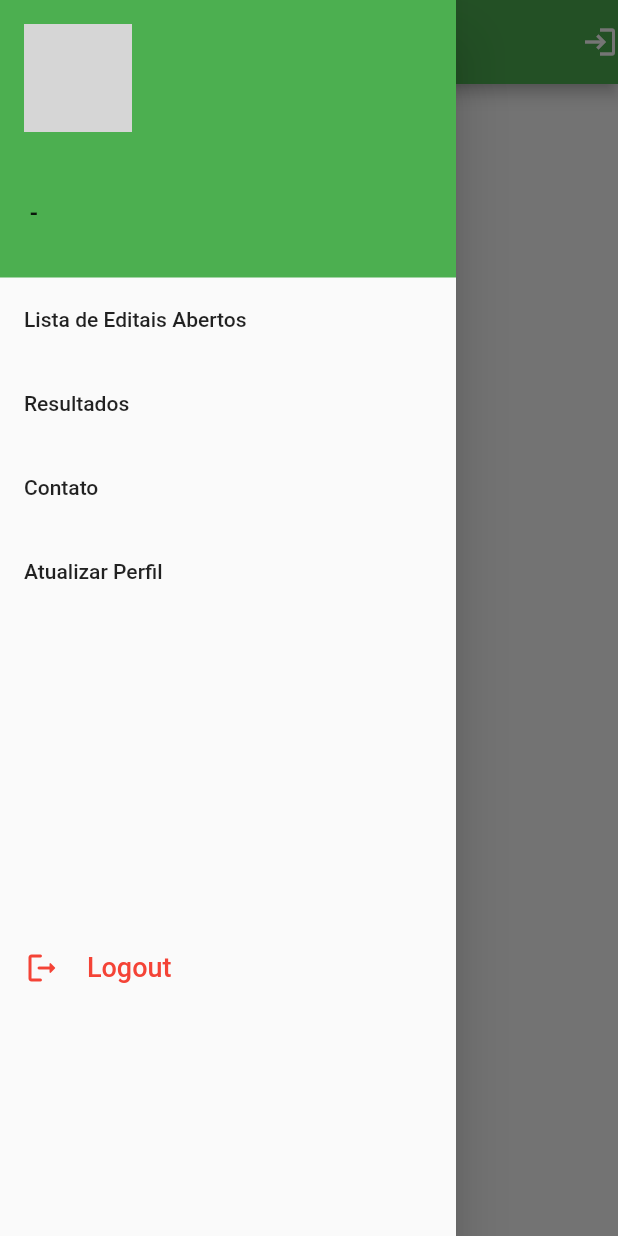
After one commit to andreyquadros/editais-login, a Flutter app: the HomeScreenNew screen opened directly, with the side drawer open, on a phone screen of 412 x 824 dp. The commit adds this screen. Run offline on Flutter 3.47's test engine with Material 2 defaults, Android fonts, the phone set to English and light mode, and no system bars; drawn by our look-alikes of getwidget; our stand-ins replace cached_network_image, cloud_firestore, firebase_auth, firebase_core, flutter_easyloading, get and 1 more; missing offline and left inert: flutter_facebook_auth; accounts and stored records are empty; network calls fail; grey boxes are pictures that could not be loaded.

Commit message:
1.6 - Drawer, currentUserGetData, Open editals, Auth funcional, beautiful and exceptions

```diff
--- a/lib/modelview/auth/email_pass_auth_login.dart
+++ b/lib/modelview/auth/email_pass_auth_login.dart
@@ -1,32 +1,43 @@
+import 'package:editais_app/view/home_screen_new.dart';
 import 'package:firebase_auth/firebase_auth.dart';
-import 'package:flutter/material.dart';
 import 'package:get/get.dart';
 
 import '../../view/components/snackbar_error_alert.dart';
-import '../../view/home.dart';
+import '../controllers/controller_get_data.dart';
+
+final ControllerGetData controllerUserFacebook = Get.put(ControllerGetData());
 
 Future<void> logarUsuarioEmailSenha(String login, String senha) async {
   try {
     final credential = await FirebaseAuth.instance
         .signInWithEmailAndPassword(email: login, password: senha);
-    if (credential.user != null) {
-      print(credential.user);
+    final user = credential.user;
+    if (user != null) {
+      controllerUserFacebook.currentUserEmail.value = user.email!;
+      controllerUserFacebook.currentUserName.value =
+          user.displayName ?? 'Sem nome';
+      controllerUserFacebook.currentUserId.value = user.uid ?? 0.toString();
+      controllerUserFacebook.currentUserPicture.value = user.photoURL ??
+          'https://scontent.fpvh5-1.fna.fbcdn.net/v/t39.30808-6/315003790_1193802141562710_2474273782388077165_n.jpg?_nc_cat=101&ccb=1-7&_nc_sid=09cbfe&_nc_ohc=6C6EB_9325cAX-IkENs&_nc_ht=scontent.fpvh5-1.fna&oh=00_AfCOzq9JBAsjCu4Vc6RvpMqCutNoIHplawoJr0Ig8jxwCg&oe=639561E2';
+      print(user);
       print('logado');
-      Get.off(() => const HomeScreen());
+      Get.off(() => const HomeScreenNew());
     }
   } on FirebaseAuthException catch (error_auth) {
     print(error_auth.code);
     switch (error_auth.code) {
       case 'invalid-email':
-        snackbar_error_alert("E-mail inválido!", "A formatação do e-mail é incorreta, por favor corrija!");
+        snackbar_error_alert("E-mail inválido!",
+            "A formatação do e-mail é incorreta, por favor corrija!");
         break;
       case 'unknown':
-        snackbar_error_alert( "Campos vazios!", "Os campos estão vazios, por favor preencha corretamente");
+        snackbar_error_alert("Campos vazios!",
+            "Os campos estão vazios, por favor preencha corretamente");
         break;
       case 'user-not-found':
-        snackbar_error_alert( "Erro no Firebase!", "Usuário não encontrado na Base de Dados");
+        snackbar_error_alert(
+            "Erro no Firebase!", "Usuário não encontrado na Base de Dados");
         break;
-
     }
   }
 }
--- a/lib/modelview/auth/facebook_auth.dart
+++ b/lib/modelview/auth/facebook_auth.dart
@@ -3,31 +3,42 @@ import 'package:firebase_auth/firebase_auth.dart';
 import 'package:flutter_facebook_auth/flutter_facebook_auth.dart';
 import 'package:get/get.dart';
 
-import '../../view/home.dart';
+import '../../view/home_screen_new.dart';
+import '../controllers/controller_get_data.dart';
+
+final ControllerGetData controllerUserFacebook = Get.put(ControllerGetData());
 
 void logarFacebook() async {
-
-  try{
+  try {
     final facebookLoginResult = await FacebookAuth.instance.login();
     final userData = await FacebookAuth.instance.getUserData();
-    final facebookAuthCredential = FacebookAuthProvider.credential(facebookLoginResult.accessToken!.token);
+    print('Valores originais ${userData}');
+    controllerUserFacebook.currentUserEmail.value = userData['email'];
+    controllerUserFacebook.currentUserName.value = userData['name'];
+    controllerUserFacebook.currentUserId.value = userData['id'];
+    controllerUserFacebook.currentUserPicture.value =
+        userData['picture']['data']['url'];
+    print(
+        'Testando valores disponíveis ${controllerUserFacebook.currentUserPicture}');
+    final facebookAuthCredential =
+        FacebookAuthProvider.credential(facebookLoginResult.accessToken!.token);
     await FirebaseAuth.instance.signInWithCredential(facebookAuthCredential);
 
     await FirebaseFirestore.instance.collection('users').add({
       'email': userData['email'],
       'imageUrl': userData['picture']['data']['url'],
-      'name' : userData['name'],
+      'name': userData['name'],
     });
-    Get.off(()=> const HomeScreen());
-  }on FirebaseAuthException catch(e){
+    Get.off(() => const HomeScreenNew());
+  } on FirebaseAuthException catch (e) {
     print('O erro em questão foi o: ${e}');
     var title = '';
-    switch (e.code){
+    switch (e.code) {
       case 'account-exists-with-different-credential':
         title = 'Esta conta existe com uma credencial diferente';
         break;
     }
-  }finally{
+  } finally {
     print('atualizado');
     // setState(){
     //   loading = false;
--- /dev/null
+++ b/lib/modelview/controllers/controller_get_data.dart
@@ -0,0 +1,8 @@
+import 'package:get/get.dart';
+
+class ControllerGetData extends GetxController {
+  var currentUserName = ''.obs;
+  var currentUserEmail = ''.obs;
+  var currentUserPicture = ''.obs;
+  var currentUserId = ''.obs;
+}
--- /dev/null
+++ b/lib/view/components/custom_drawer.dart
@@ -0,0 +1,91 @@
+import 'package:editais_app/view/home_screen_new.dart';
+import 'package:editais_app/view/login_screen.dart';
+import 'package:flutter/material.dart';
+import 'package:get/get.dart';
+import 'package:getwidget/getwidget.dart';
+
+import '../../modelview/controllers/controller_get_data.dart';
+
+class CustomDrawer extends StatefulWidget {
+  const CustomDrawer({Key? key}) : super(key: key);
+
+  @override
+  State<CustomDrawer> createState() => _CustomDrawerState();
+}
+
+class _CustomDrawerState extends State<CustomDrawer> {
+  final ControllerGetData controllerDados = Get.find();
+
+  @override
+  Widget build(BuildContext context) {
+    return GFDrawer(
+      child: ListView(
+        padding: EdgeInsets.zero,
+        children: <Widget>[
+          GFDrawerHeader(
+            currentAccountPicture: GFAvatar(
+              shape: GFAvatarShape.circle,
+              size: 300,
+              backgroundImage: NetworkImage(
+                  "https://scontent.fpvh5-1.fna.fbcdn.net/v/t39.30808-6/272153085_4747891471924470_6466354893464882265_n.jpg?_nc_cat=106&ccb=1-7&_nc_sid=09cbfe&_nc_ohc=1epKmXnMap4AX-nT9UU&_nc_ht=scontent.fpvh5-1.fna&oh=00_AfBLacOcGvzy4CJ9X7VnBef-iG4ywxw4P2zwJVIb6Tmugw&oe=6393F1F1",
+                  scale: 80),
+            ),
+            child: Column(
+              mainAxisAlignment: MainAxisAlignment.start,
+              crossAxisAlignment: CrossAxisAlignment.start,
+              children: <Widget>[
+                Obx(() => Text(
+                      '${controllerDados.currentUserName.value} - ${controllerDados.currentUserId}',
+                      style:
+                          TextStyle(fontSize: 15, fontWeight: FontWeight.bold),
+                    )),
+                Obx(() => Text(
+                      controllerDados.currentUserEmail.value,
+                      style:
+                          TextStyle(fontSize: 15, fontWeight: FontWeight.w400),
+                    )),
+              ],
+            ),
+          ),
+          ListTile(
+            title: Text('Lista de Editais Abertos'),
+            onTap: () {
+              Get.offAll(() => HomeScreenNew());
+            },
+          ),
+          ListTile(
+            title: Text('Resultados'),
+            onTap: () {},
+          ),
+          ListTile(
+            title: Text('Contato'),
+            onTap: () {},
+          ),
+          ListTile(
+            title: Text('Atualizar Perfil'),
+            onTap: () {},
+          ),
+          ListTile(
+            selected: true,
+            selectedColor: Colors.red,
+            title: Padding(
+              padding: const EdgeInsets.symmetric(vertical: 220),
+              child: Row(
+                children: [
+                  Icon(Icons.logout_rounded),
+                  Text(
+                    '    Logout',
+                    style: TextStyle(fontSize: 18),
+                  ),
+                ],
+              ),
+            ),
+            onTap: () {
+              Get.offAll(() => LoginScreen());
+            },
+          ),
+        ],
+      ),
+    );
+  }
+}
--- /dev/null
+++ b/lib/view/home_screen_new.dart
@@ -0,0 +1,84 @@
+import 'package:cloud_firestore/cloud_firestore.dart';
+import 'package:editais_app/view/components/custom_drawer.dart';
+import 'package:editais_app/view/login_screen.dart';
+import 'package:flutter/material.dart';
+import 'package:get/get.dart';
+import 'package:getwidget/components/avatar/gf_avatar.dart';
+import 'package:getwidget/components/card/gf_card.dart';
+import 'package:getwidget/components/list_tile/gf_list_tile.dart';
+import 'package:getwidget/position/gf_position.dart';
+
+class HomeScreenNew extends StatefulWidget {
+  const HomeScreenNew({Key? key}) : super(key: key);
+
+  @override
+  State<HomeScreenNew> createState() => _HomeScreenNewState();
+}
+
+class _HomeScreenNewState extends State<HomeScreenNew> {
+  @override
+  Widget build(BuildContext context) {
+    return Scaffold(
+      drawer: CustomDrawer(),
+      appBar: AppBar(
+        title: Text('Editais Abertos'),
+        actions: [
+          GestureDetector(
+              onTap: () {
+                Get.offAll(() => LoginScreen());
+              },
+              child: Icon(Icons.login_outlined)),
+        ],
+      ),
+      body: SingleChildScrollView(
+        child: Column(
+          children: [
+            FutureBuilder<QuerySnapshot>(
+                future: FirebaseFirestore.instance.collection('posts').get(),
+                builder: (context, snapshot) {
+                  if (snapshot.hasData) {
+                    final List<DocumentSnapshot> documents =
+                        snapshot.data!.docs;
+
+                    /// como se eu estivesse executando um for doc in documents
+                    return ListView(
+                        physics: NeverScrollableScrollPhysics(),
+                        shrinkWrap: true,
+                        scrollDirection: Axis.vertical,
+
+                        /// childen: [GfCard, Text... ]
+                        children: documents
+                            .map((doc) => GFCard(
+                                  boxFit: BoxFit.cover,
+                                  titlePosition: GFPosition.start,
+                                  image: Image.network(
+                                    doc['urlImage'],
+                                    height: MediaQuery.of(context).size.height *
+                                        0.2,
+                                    width: MediaQuery.of(context).size.width,
+                                    fit: BoxFit.cover,
+                                  ),
+                                  showImage: true,
+                                  title: GFListTile(
+                                    avatar: GFAvatar(
+                                      backgroundImage: NetworkImage(
+                                        doc['urlImage'],
+                                      ),
+                                    ),
+                                    titleText: '${doc['title']}',
+                                    subTitleText: '${doc['body']}',
+                                    //description: Text('${doc['urlImage']}'),
+                                  ),
+                                ))
+                            .toList());
+                  } else if (snapshot.hasError) {
+                    return Text('Ops... Erro!');
+                  }
+                  return Text('Vazio, erro!');
+                })
+          ],
+        ),
+      ),
+    );
+  }
+}
```
Also changed, not shown: lib/modelview/auth/facebook_getCurrentUserData.dart (added), 1 other file.
